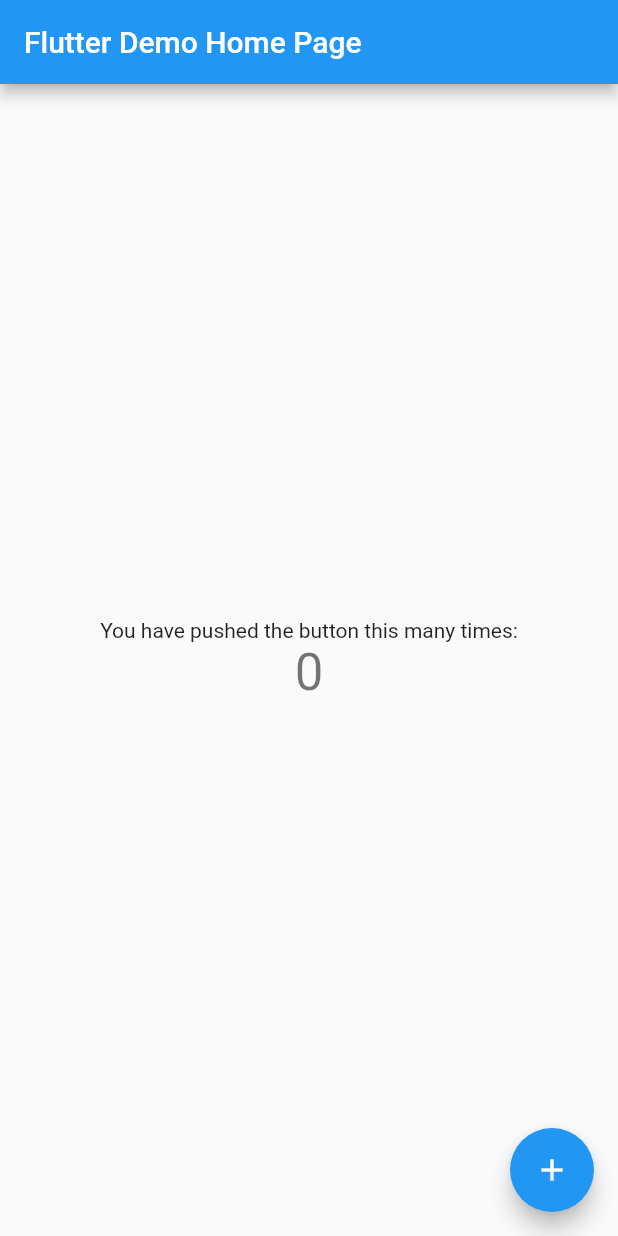
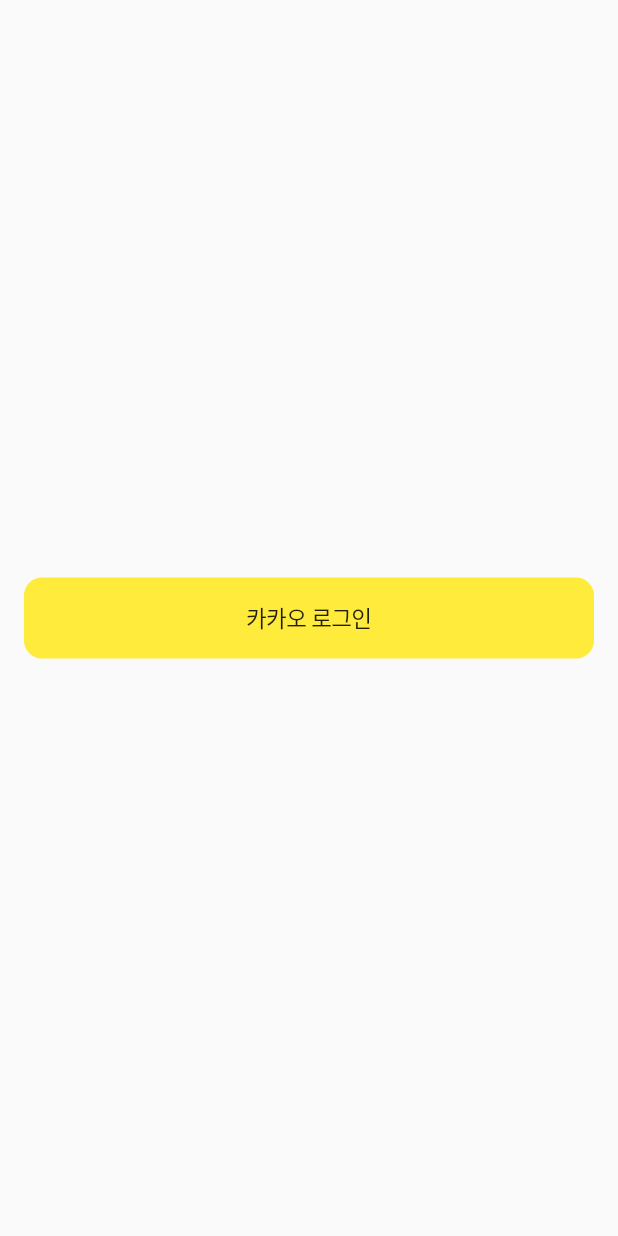
Before and after one commit to Ohgyuchan/flutter_kakao_example, a Flutter app: the screen it shows after launch, on a phone screen of 412 x 824 dp. Run offline on Flutter 3.47's test engine with Material 2 defaults, Android fonts, the phone set to English and light mode, and no system bars; missing offline and left inert: kakao_flutter_sdk.

Commit message:
Update kakao_login_page

```diff
--- a/lib/kakao_login_page.dart
+++ b/lib/kakao_login_page.dart
@@ -0,0 +1,43 @@
+import 'package:flutter/cupertino.dart';
+import 'package:flutter/material.dart';
+import 'package:kakao_flutter_sdk/all.dart';
+
+class KakaoLoginPage extends StatefulWidget {
+  @override
+  _KakaoLoginPageState createState() => _KakaoLoginPageState();
+}
+
+class _KakaoLoginPageState extends State<KakaoLoginPage> {
+  Future<void> _loginButtonPressed() async {
+    String authCode = await AuthCodeClient.instance.request();
+    print(authCode);
+  }
+
+  @override
+  Widget build(BuildContext context) {
+    return Scaffold(
+      body: SafeArea(
+        minimum: const EdgeInsets.symmetric(horizontal: 16),
+        child: Column(
+          mainAxisAlignment: MainAxisAlignment.center,
+          children: <Widget>[
+            SizedBox(
+              width: MediaQuery.of(context).size.width,
+              child: CupertinoButton(
+                onPressed: _loginButtonPressed,
+                color: Colors.yellow,
+                child: Text(
+                  '카카오 로그인',
+                  style: TextStyle(
+                    fontSize: 15,
+                    color: Colors.black87,
+                  ),
+                ),
+              ),
+            ),
+          ],
+        ),
+      ),
+    );
+  }
+}
--- a/lib/main.dart
+++ b/lib/main.dart
@@ -1,113 +1,19 @@
 import 'package:flutter/material.dart';
+import 'package:kakao_flutter_sdk/all.dart';
+
+import 'kakao_login_page.dart';
 
 void main() {
+  KakaoContext.clientId = '카카오 네이티브 앱 키';
   runApp(MyApp());
 }
 
 class MyApp extends StatelessWidget {
-  // This widget is the root of your application.
   @override
   Widget build(BuildContext context) {
     return MaterialApp(
-      title: 'Flutter Demo',
-      theme: ThemeData(
-        // This is the theme of your application.
-        //
-        // Try running your application with "flutter run". You'll see the
-        // application has a blue toolbar. Then, without quitting the app, try
-        // changing the primarySwatch below to Colors.green and then invoke
-        // "hot reload" (press "r" in the console where you ran "flutter run",
-        // or simply save your changes to "hot reload" in a Flutter IDE).
-        // Notice that the counter didn't reset back to zero; the application
-        // is not restarted.
-        primarySwatch: Colors.blue,
-      ),
-      home: MyHomePage(title: 'Flutter Demo Home Page'),
+      title: 'KakaoLogin',
+      home: KakaoLoginPage(),
     );
   }
 }
-
-class MyHomePage extends StatefulWidget {
-  MyHomePage({Key? key, required this.title}) : super(key: key);
-
-  // This widget is the home page of your application. It is stateful, meaning
-  // that it has a State object (defined below) that contains fields that affect
-  // how it looks.
-
-  // This class is the configuration for the state. It holds the values (in this
-  // case the title) provided by the parent (in this case the App widget) and
-  // used by the build method of the State. Fields in a Widget subclass are
-  // always marked "final".
-
-  final String title;
-
-  @override
-  _MyHomePageState createState() => _MyHomePageState();
-}
-
-class _MyHomePageState extends State<MyHomePage> {
-  int _counter = 0;
-
-  void _incrementCounter() {
-    setState(() {
-      // This call to setState tells the Flutter framework that something has
-      // changed in this State, which causes it to rerun the build method below
-      // so that the display can reflect the updated values. If we changed
-      // _counter without calling setState(), then the build method would not be
-      // called again, and so nothing would appear to happen.
-      _counter++;
-    });
-  }
-
-  @override
-  Widget build(BuildContext context) {
-    // This method is rerun every time setState is called, for instance as done
-    // by the _incrementCounter method above.
-    //
-    // The Flutter framework has been optimized to make rerunning build methods
-    // fast, so that you can just rebuild anything that needs updating rather
-    // than having to individually change instances of widgets.
-    return Scaffold(
-      appBar: AppBar(
-        // Here we take the value from the MyHomePage object that was created by
-        // the App.build method, and use it to set our appbar title.
-        title: Text(widget.title),
-      ),
-      body: Center(
-        // Center is a layout widget. It takes a single child and positions it
-        // in the middle of the parent.
-        child: Column(
-          // Column is also a layout widget. It takes a list of children and
-          // arranges them vertically. By default, it sizes itself to fit its
-          // children horizontally, and tries to be as tall as its parent.
-          //
-          // Invoke "debug painting" (press "p" in the console, choose the
-          // "Toggle Debug Paint" action from the Flutter Inspector in Android
-          // Studio, or the "Toggle Debug Paint" command in Visual Studio Code)
-          // to see the wireframe for each widget.
-          //
-          // Column has various properties to control how it sizes itself and
-          // how it positions its children. Here we use mainAxisAlignment to
-          // center the children vertically; the main axis here is the vertical
-          // axis because Columns are vertical (the cross axis would be
-          // horizontal).
-          mainAxisAlignment: MainAxisAlignment.center,
-          children: <Widget>[
-            Text(
-              'You have pushed the button this many times:',
-            ),
-            Text(
-              '$_counter',
-              style: Theme.of(context).textTheme.headline4,
-            ),
-          ],
-        ),
-      ),
-      floatingActionButton: FloatingActionButton(
-        onPressed: _incrementCounter,
-        tooltip: 'Increment',
-        child: Icon(Icons.add),
-      ), // This trailing comma makes auto-formatting nicer for build methods.
-    );
-  }
-}
```
